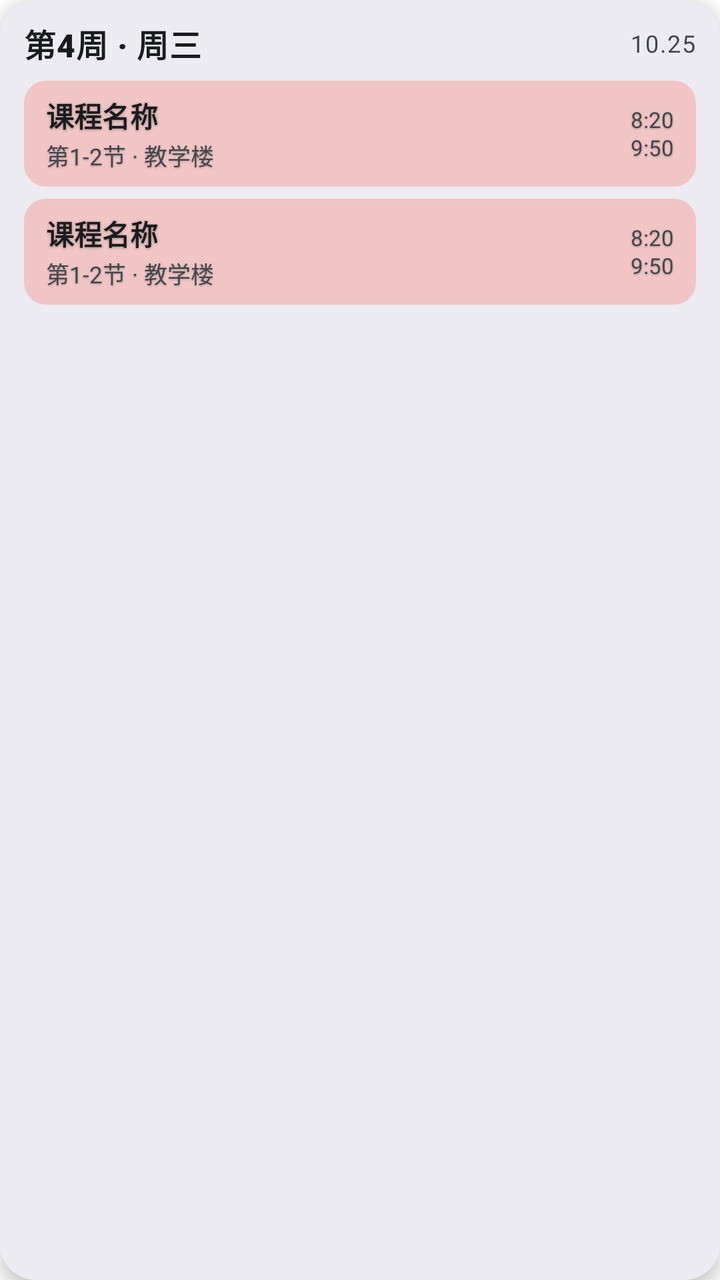
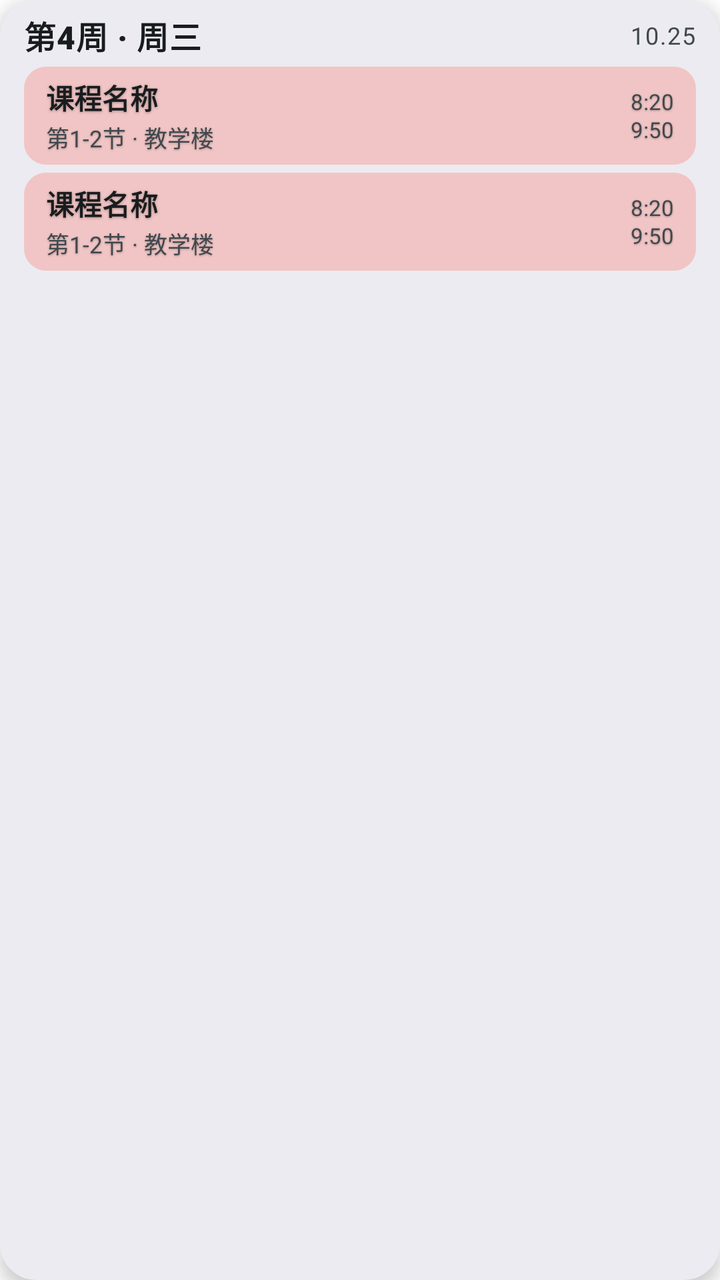

Before-and-after screenshots of an Android layout around one commit, followed by the original layout XML and the change that was made.
<!-- AndroidManifest.xml: application theme Theme.KB -->
<!-- res/layout/widget_b_m.xml -->
<?xml version="1.0" encoding="utf-8"?>
<FrameLayout xmlns:android="http://schemas.android.com/apk/res/android"
    android:id="@+id/w_root"
    android:layout_width="match_parent"
    android:layout_height="match_parent"
    android:theme="@android:style/Theme.DeviceDefault.DayNight"
    android:clipToOutline="true"
    android:elevation="5dp"
    android:background="@drawable/widget_bg">

    <FrameLayout
        android:layout_width="match_parent"
        android:layout_height="match_parent">

        <ImageView
            android:id="@+id/w_glass"
            android:layout_width="match_parent"
            android:layout_height="match_parent"
            android:scaleType="centerCrop"
            android:visibility="gone"
            android:contentDescription="@null" />

        <LinearLayout
            android:layout_width="match_parent"
            android:layout_height="match_parent"
            android:orientation="vertical"
            android:paddingStart="12dp"
            android:paddingEnd="12dp"
            android:paddingTop="10dp"
            android:paddingBottom="11dp">

            <LinearLayout
                android:layout_width="match_parent"
                android:layout_height="wrap_content"
                android:orientation="horizontal"
                android:gravity="center_vertical">

                <TextView
                    android:id="@+id/w_title"
                    android:layout_width="0dp"
                    android:layout_height="wrap_content"
                    android:layout_weight="1"
                    android:text="第4周 · 周三"
                    android:textSize="16sp"
                    android:fontFamily="sans-serif-black"
                    android:letterSpacing="0.02"
                    android:textColor="@android:color/system_neutral1_900"
                    android:maxLines="1"
                    android:ellipsize="end" />

                <TextView
                    android:id="@+id/w_date"
                    android:layout_width="wrap_content"
                    android:layout_height="wrap_content"
                    android:layout_marginStart="8dp"
                    android:text="10.25"
                    android:textSize="12sp"
                    android:letterSpacing="0.05"
                    android:fontFeatureSettings="tnum"
                    android:textColor="@android:color/system_neutral2_700" />
            </LinearLayout>

            <TextView
                android:id="@+id/w_next"
                android:layout_width="match_parent"
                android:layout_height="wrap_content"
                android:layout_marginTop="2dp"
                android:text="下节课 8:20 · 高等数学"
                android:textSize="12sp"
                android:fontFamily="sans-serif-medium"
                android:shadowColor="#59000000"
                android:shadowRadius="3"
                android:shadowDy="1"
                android:textColor="@android:color/system_accent1_400"
                android:maxLines="1"
                android:ellipsize="end"
                android:visibility="gone" />

            
            <FrameLayout
                android:layout_width="match_parent"
                android:layout_height="0dp"
                android:layout_weight="1"
                android:layout_marginTop="7dp">

                <LinearLayout
                    android:id="@+id/w_rows"
                    android:layout_width="match_parent"
                    android:layout_height="wrap_content"
                    android:orientation="vertical"
                    android:showDividers="middle"
                    android:divider="@drawable/widget_divider">

                    <include layout="@layout/widget_item" />
                    <include layout="@layout/widget_item" />
                </LinearLayout>

                <LinearLayout
                    android:id="@+id/w_empty_box"
                    android:layout_width="match_parent"
                    android:layout_height="match_parent"
                    android:orientation="vertical"
                    android:gravity="center"
                    android:visibility="gone">

                    <TextView
                        android:id="@+id/w_empty_title"
                        android:layout_width="wrap_content"
                        android:layout_height="wrap_content"
                        android:text="今天没有课"
                        android:textSize="20sp"
                        android:fontFamily="sans-serif-black"
                        android:letterSpacing="0.04"
                        android:textColor="@android:color/system_neutral1_900" />

                    <TextView
                        android:id="@+id/w_empty_sub"
                        android:layout_width="wrap_content"
                        android:layout_height="wrap_content"
                        android:layout_marginTop="3dp"
                        android:text="好好休息"
                        android:textSize="13sp"
                        android:letterSpacing="0.08"
                        android:textColor="@android:color/system_neutral2_700" />
                </LinearLayout>
            </FrameLayout>

            
            <TextView
                android:id="@+id/w_bottom_next"
                android:layout_width="match_parent"
                android:layout_height="wrap_content"
                android:layout_marginTop="6dp"
                android:paddingStart="4dp"
                android:text="下一次 周一(10/27) 8:20 · 高等数学"
                android:textSize="12sp"
                android:fontFamily="sans-serif-medium"
                android:shadowColor="#59000000"
                android:shadowRadius="3"
                android:shadowDy="1"
                android:textColor="@android:color/system_accent1_400"
                android:maxLines="1"
                android:ellipsize="end"
                android:visibility="gone" />

            <TextView
                android:id="@+id/w_more"
                android:layout_width="match_parent"
                android:layout_height="wrap_content"
                android:layout_marginTop="5dp"
                android:paddingStart="4dp"
                android:text="还有 2 门课…"
                android:textSize="12sp"
                android:textColor="@android:color/system_neutral2_700"
                android:maxLines="1"
                android:visibility="gone" />
        </LinearLayout>
    </FrameLayout>
</FrameLayout>
<!-- res/layout/widget_item.xml (included above) -->
<?xml version="1.0" encoding="utf-8"?>
<LinearLayout xmlns:android="http://schemas.android.com/apk/res/android"
    android:id="@+id/w_item"
    android:layout_width="match_parent"
    android:layout_height="wrap_content"
    android:orientation="horizontal"
    android:gravity="center_vertical"
    android:background="@drawable/widget_pill_0"
    android:paddingStart="11dp"
    android:paddingEnd="11dp"
    android:paddingTop="7dp"
    android:paddingBottom="7dp">

    <LinearLayout
        android:layout_width="0dp"
        android:layout_height="wrap_content"
        android:layout_weight="1"
        android:orientation="vertical">

        <TextView
            android:id="@+id/w_name"
            android:layout_width="match_parent"
            android:layout_height="wrap_content"
            android:text="课程名称"
            android:textSize="14sp"
            android:fontFamily="sans-serif-medium"
            android:textStyle="bold"
            android:shadowColor="#4D000000"
            android:shadowRadius="3"
            android:shadowDy="1"
            android:textColor="@android:color/system_neutral1_900"
            android:maxLines="1"
            android:ellipsize="end" />

        <TextView
            android:id="@+id/w_meta"
            android:layout_width="match_parent"
            android:layout_height="wrap_content"
            android:layout_marginTop="1dp"
            android:text="第1-2节 · 教学楼"
            android:textSize="11.5sp"
            android:shadowColor="#4D000000"
            android:shadowRadius="2"
            android:shadowDy="1"
            android:textColor="@android:color/system_neutral2_700"
            android:maxLines="1"
            android:ellipsize="end" />
    </LinearLayout>

    
    <TextView
        android:id="@+id/w_time"
        android:layout_width="wrap_content"
        android:layout_height="wrap_content"
        android:layout_marginStart="8dp"
        android:gravity="end"
        android:text="8:20\n9:50"
        android:textSize="11sp"
        android:lineSpacingExtra="1dp"
        android:fontFamily="sans-serif"
        android:fontFeatureSettings="tnum"
        android:shadowColor="#4D000000"
        android:shadowRadius="2"
        android:shadowDy="1"
        android:textColor="@android:color/system_neutral2_700" />
</LinearLayout>
<!-- resources referenced by this layout -->
<resources>
  <!-- drawable widget_bg (drawable) -->
  <?xml version="1.0" encoding="utf-8"?>
  <shape xmlns:android="http://schemas.android.com/apk/res/android" android:shape="rectangle">
      <solid android:color="#ECEBF1" />
      <corners android:radius="18dp" />
  </shape>
  <!-- drawable widget_divider (drawable) -->
  <?xml version="1.0" encoding="utf-8"?>
  <shape xmlns:android="http://schemas.android.com/apk/res/android" android:shape="rectangle">
      <size android:height="6dp" />
      <solid android:color="@android:color/transparent" />
  </shape>
  <!-- drawable widget_pill_0 (drawable) -->
  <?xml version="1.0" encoding="utf-8"?>
  <shape xmlns:android="http://schemas.android.com/apk/res/android" android:shape="rectangle">
      <solid android:color="#FFF1C5C5" />
      <corners android:radius="11dp" />
  </shape>
  <style name="Theme.KB" parent="android:Theme.Material.Light.NoActionBar">
          <item name="android:windowBackground">@android:color/white</item>
          <item name="android:statusBarColor">@android:color/transparent</item>
      </style>
</resources>

<!-- the commit's change to res/layout/widget_b_m.xml (unified diff, before → after) -->
@@ -26,8 +26,8 @@
             android:orientation="vertical"
             android:paddingStart="12dp"
             android:paddingEnd="12dp"
-            android:paddingTop="10dp"
-            android:paddingBottom="11dp">
+            android:paddingTop="6dp"
+            android:paddingBottom="8dp">
 
             <LinearLayout
                 android:layout_width="match_parent"
@@ -81,7 +81,7 @@
                 android:layout_width="match_parent"
                 android:layout_height="0dp"
                 android:layout_weight="1"
-                android:layout_marginTop="7dp">
+                android:layout_marginTop="4dp">
 
                 <LinearLayout
                     android:id="@+id/w_rows"
@@ -168,8 +168,8 @@
     android:background="@drawable/widget_pill_0"
     android:paddingStart="11dp"
     android:paddingEnd="11dp"
-    android:paddingTop="7dp"
-    android:paddingBottom="7dp">
+    android:paddingTop="5dp"
+    android:paddingBottom="5dp">
 
     <LinearLayout
         android:layout_width="0dp"
<!-- resource entries referenced after the edit -->
@@ -9,7 +9,7 @@
   <!-- drawable widget_divider (drawable) -->
   <?xml version="1.0" encoding="utf-8"?>
   <shape xmlns:android="http://schemas.android.com/apk/res/android" android:shape="rectangle">
-      <size android:height="6dp" />
+      <size android:height="4dp" />
       <solid android:color="@android:color/transparent" />
   </shape>
   <!-- drawable widget_pill_0 (drawable) -->
